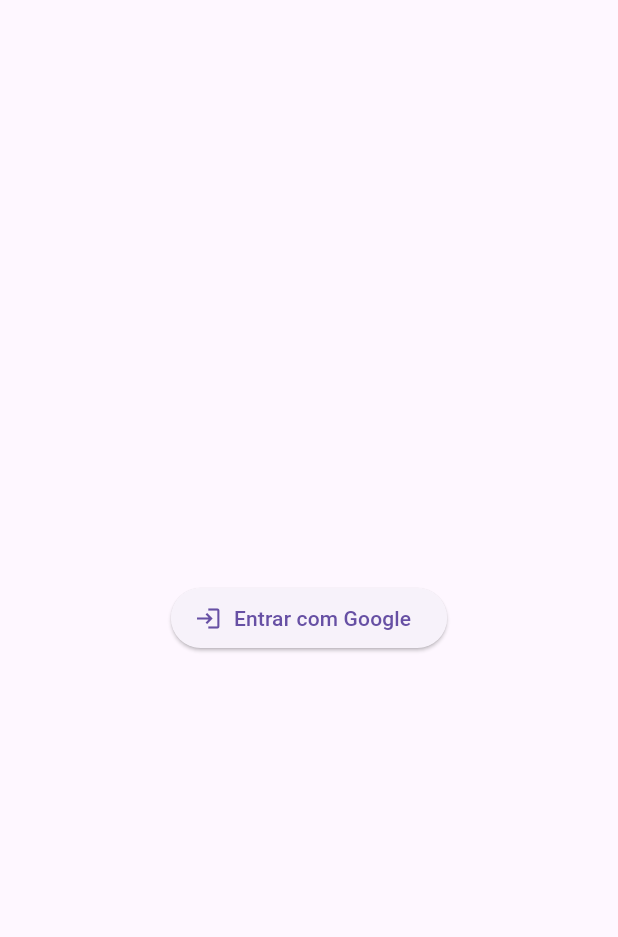
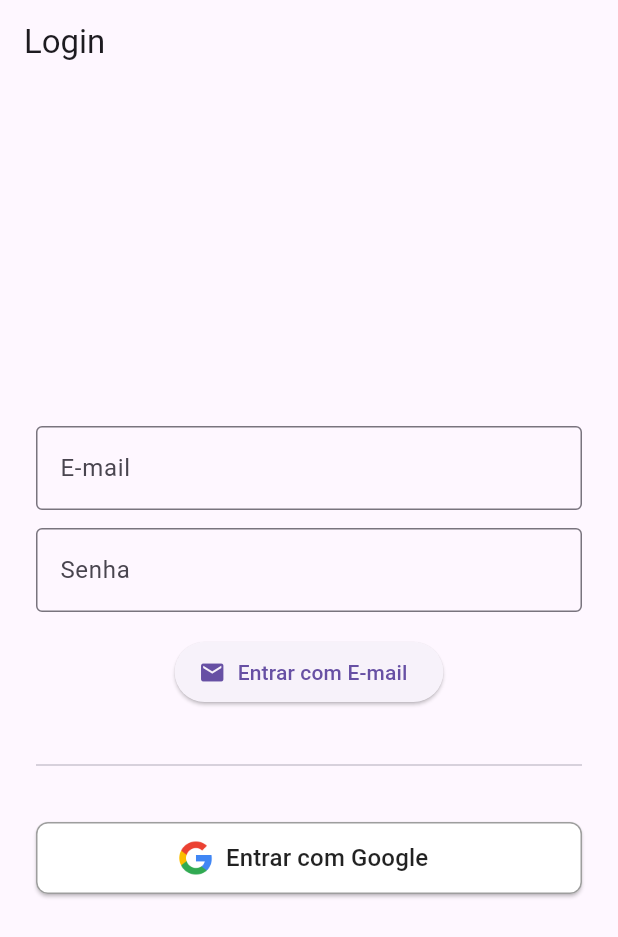
Before and after one commit to andreghenssler2/aula_cidade, a Flutter app: the LoginPage screen opened directly, on a phone screen of 412 x 824 dp. Shown: the top 937 px of the screen. Run offline on Flutter 3.47's test engine with Material 3 defaults, Android fonts, the phone set to English and light mode, and no system bars; our stand-ins replace camera, cloud_firestore, firebase_auth, firebase_core, google_sign_in, shared_preferences and 1 more; accounts and stored records are empty; network calls fail.

```diff
--- a/lib/main.dart
+++ b/lib/main.dart
@@ -1,6 +1,7 @@
 import 'package:flutter/material.dart';
 import 'package:firebase_core/firebase_core.dart';
-// import 'firebase_options.dart';
+import 'firebase_options.dart';
+import 'package:firebase_auth/firebase_auth.dart';
 import 'package:provider/provider.dart';
 
 import 'view/login_page.dart';
@@ -44,7 +45,7 @@ class MyApp extends StatelessWidget {
             return const Center(child: CircularProgressIndicator());
           }
           if (snapshot.hasData) {
-            return const HomePage();
+            return const ListaClientesPage();
           }
           return const LoginPage();
         },
--- a/lib/view/login_page.dart
+++ b/lib/view/login_page.dart
@@ -12,23 +12,113 @@ class LoginPage extends StatefulWidget {
 
 class _LoginPageState extends State<LoginPage> {
   final authService = AuthService();
+  final _emailController = TextEditingController();
+  final _senhaController = TextEditingController();
+  bool _loading = false;
+
+  Future<void> _loginComEmailSenha() async {
+    setState(() => _loading = true);
+
+    try {
+      await FirebaseAuth.instance.signInWithEmailAndPassword(
+        email: _emailController.text.trim(),
+        password: _senhaController.text.trim(),
+      );
+
+      if (mounted) {
+        Navigator.pushReplacement(
+          context,
+          MaterialPageRoute(builder: (_) => const ListaClientesPage()),
+        );
+      }
+    } on FirebaseAuthException catch (e) {
+      String msg;
+      if (e.code == 'user-not-found') {
+        msg = 'Usuário não encontrado.';
+      } else if (e.code == 'wrong-password') {
+        msg = 'Senha incorreta.';
+      } else {
+        msg = 'Erro: ${e.message}';
+      }
+      ScaffoldMessenger.of(context).showSnackBar(SnackBar(content: Text(msg)));
+    } finally {
+      setState(() => _loading = false);
+    }
+  }
 
   @override
   Widget build(BuildContext context) {
     return Scaffold(
+      appBar: AppBar(title: const Text('Login')),
       body: Center(
-        child: ElevatedButton.icon(
-          icon: const Icon(Icons.login),
-          label: const Text('Entrar com Google'),
+        child: SingleChildScrollView(
+          padding: const EdgeInsets.all(24),
+          child: Column(
+            mainAxisAlignment: MainAxisAlignment.center,
+            children: [
+              // --- Login por e-mail/senha ---
+              TextField(
+                controller: _emailController,
+                decoration: const InputDecoration(
+                  labelText: 'E-mail',
+                  border: OutlineInputBorder(),
+                ),
+              ),
+              const SizedBox(height: 12),
+              TextField(
+                controller: _senhaController,
+                decoration: const InputDecoration(
+                  labelText: 'Senha',
+                  border: OutlineInputBorder(),
+                ),
+                obscureText: true,
+              ),
+              const SizedBox(height: 16),
+              _loading
+                  ? const CircularProgressIndicator()
+                  : ElevatedButton.icon(
+                      icon: const Icon(Icons.email),
+                      label: const Text('Entrar com E-mail'),
+                      onPressed: _loginComEmailSenha,
+                    ),
+              const SizedBox(height: 30),
+              const Divider(),
+              const SizedBox(height: 30),
+
+              // --- Login com Google ---
+              ElevatedButton.icon(
+                icon: Image.asset(
+                  'assets/google_logo.png',
+                  height: 24,
+                  width: 24,
+                ),
+                label: const Text(
+                  'Entrar com Google',
+                  style: TextStyle(fontSize: 16),
+                ),
+                style: ElevatedButton.styleFrom(
+                  minimumSize: const Size(double.infinity, 48),
+                  backgroundColor: Colors.white,
+                  foregroundColor: Colors.black87,
+                  shape: RoundedRectangleBorder(
+                    borderRadius: BorderRadius.circular(8),
+                    side: const BorderSide(color: Colors.grey),
+                  ),
+                ),
                 onPressed: () async {
                   User? user = await authService.signInWithGoogle();
                   if (user != null && mounted) {
                     Navigator.pushReplacement(
                       context,
-                MaterialPageRoute(builder: (_) => const ListaClientesPage()),
+                      MaterialPageRoute(
+                        builder: (_) => const ListaClientesPage(),
+                      ),
                     );
                   }
                 },
+              ),
+            ],
+          ),
         ),
       ),
     );
--- a/pubspec.yaml
+++ b/pubspec.yaml
@@ -26,6 +26,10 @@ dependencies:
   google_sign_in: 6.3.0
   firebase_auth: ^6.1.1
 
+  camera: ^0.11.0+2
+  # path_provider: ^2.1.4
+  # path: ^1.9.0
+
 
 dev_dependencies:
   flutter_test:
@@ -42,7 +46,7 @@ flutter:
 
   # To add assets to your application, add an assets section, like this:
   assets:
-    - assets/google_icon.png
+    - assets/google_logo.png
   #   - images/a_dot_ham.jpeg
 
   # An image asset can refer to one or more resolution-specific "variants", see
```
Also changed, not shown: lib/model/midia_model.dart (added, +9 -0 lines), lib/view/camera_view.dart (added, +143 -0 lines), lib/view/lista_cliente.dart (+27 -2 lines), lib/viewmodel/camera_viewmodel.dart (added, +121 -0 lines), assets/google_logo.png (added), pubspec.lock, 2 other files. Lines whose indentation alone changed are shown as unchanged.
